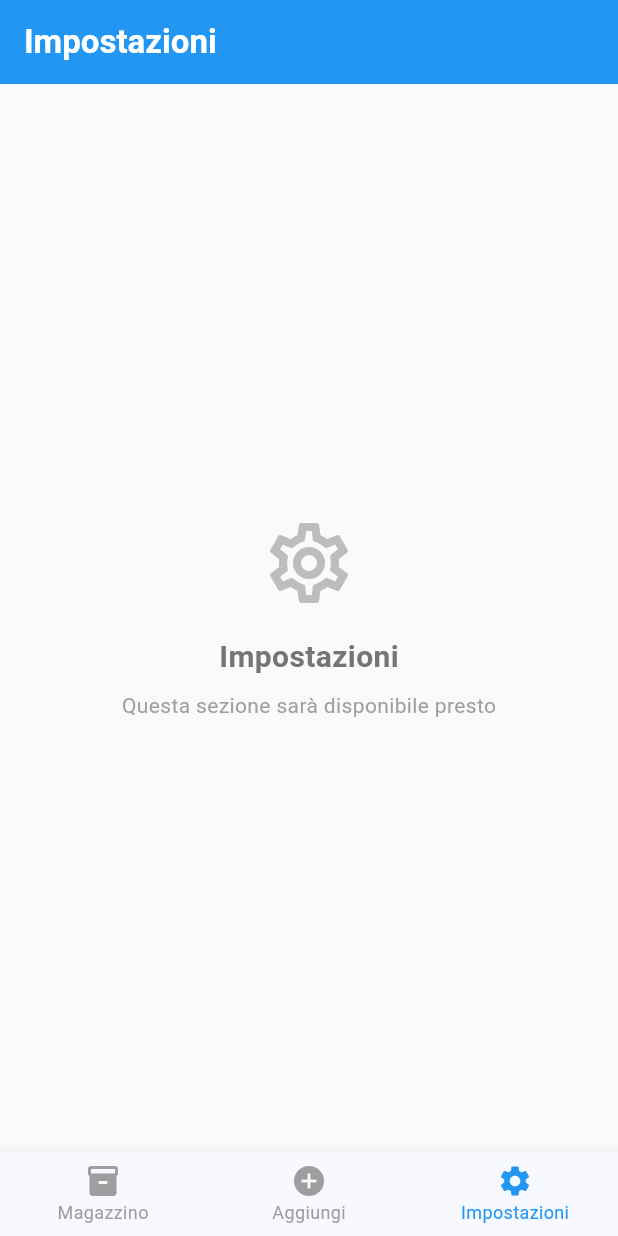
After one commit to andrewb1991/Shopmart, a Flutter app: the screen it shows after launch, item 3 of the bottom bar chosen, on a phone screen of 412 x 824 dp. The commit adds this screen. Run offline on Flutter 3.47's test engine with Material 3 defaults, Android fonts, the phone set to English and light mode, and no system bars; our stand-ins replace camera, flutter_dotenv; missing offline and left inert: google_mlkit_text_recognition, mobile_scanner; network calls fail.

Commit message:
prima versione grafica apk - installazione ios ko

```diff
--- /dev/null
+++ b/shopmart_flutter/devtools_options.yaml
@@ -0,0 +1,3 @@
+description: This file stores settings for Dart & Flutter DevTools.
+documentation: https://docs.flutter.dev/tools/devtools/extensions#configure-extension-enablement-states
+extensions:
--- a/shopmart_flutter/lib/providers/inventory_provider.dart
+++ b/shopmart_flutter/lib/providers/inventory_provider.dart
@@ -1,4 +1,5 @@
 import 'package:flutter/foundation.dart';
+import 'package:flutter/material.dart';
 import '../models/product.dart';
 import '../models/inventory_item.dart';
 import '../services/api_service.dart';
@@ -26,8 +27,11 @@ class InventoryProvider with ChangeNotifier {
       _inventory = await _apiService.getInventory();
       // Ordina per data di scadenza (prima i prodotti in scadenza)
       _inventory.sort((a, b) => a.daysLeft.compareTo(b.daysLeft));
+      debugPrint('✅ Inventario caricato: ${_inventory.length} prodotti');
     } catch (e) {
       _errorMessage = 'Errore nel caricamento dell\'inventario';
+      _inventory = []; // Assicurati che la lista sia vuota in caso di errore
+      debugPrint('⚠️ Errore caricamento inventario: $e');
     } finally {
       _isLoading = false;
       notifyListeners();
--- /dev/null
+++ b/shopmart_flutter/lib/screens/main_navigation_screen.dart
@@ -0,0 +1,62 @@
+import 'package:flutter/material.dart';
+import 'inventory_screen.dart';
+import 'add_product_screen.dart';
+import 'settings_screen.dart';
+
+class MainNavigationScreen extends StatefulWidget {
+  const MainNavigationScreen({super.key});
+
+  @override
+  State<MainNavigationScreen> createState() => _MainNavigationScreenState();
+}
+
+class _MainNavigationScreenState extends State<MainNavigationScreen> {
+  int _currentIndex = 0;
+
+  Widget _getScreen(int index) {
+    switch (index) {
+      case 0:
+        return const InventoryScreen();
+      case 1:
+        return const AddProductScreen();
+      case 2:
+        return const SettingsScreen();
+      default:
+        return const InventoryScreen();
+    }
+  }
+
+  @override
+  Widget build(BuildContext context) {
+    return Scaffold(
+      body: _getScreen(_currentIndex),
+      bottomNavigationBar: BottomNavigationBar(
+        currentIndex: _currentIndex,
+        onTap: (index) {
+          setState(() {
+            _currentIndex = index;
+          });
+        },
+        selectedItemColor: Colors.blue,
+        unselectedItemColor: Colors.grey,
+        selectedFontSize: 12,
+        unselectedFontSize: 12,
+        type: BottomNavigationBarType.fixed,
+        items: const [
+          BottomNavigationBarItem(
+            icon: Icon(Icons.inventory_2),
+            label: 'Magazzino',
+          ),
+          BottomNavigationBarItem(
+            icon: Icon(Icons.add_circle),
+            label: 'Aggiungi',
+          ),
+          BottomNavigationBarItem(
+            icon: Icon(Icons.settings),
+            label: 'Impostazioni',
+          ),
+        ],
+      ),
+    );
+  }
+}
--- /dev/null
+++ b/shopmart_flutter/lib/screens/settings_screen.dart
@@ -0,0 +1,50 @@
+import 'package:flutter/material.dart';
+
+class SettingsScreen extends StatelessWidget {
+  const SettingsScreen({super.key});
+
+  @override
+  Widget build(BuildContext context) {
+    return Scaffold(
+      backgroundColor: Colors.grey[50],
+      appBar: AppBar(
+        title: const Text(
+          'Impostazioni',
+          style: TextStyle(fontWeight: FontWeight.bold),
+        ),
+        backgroundColor: Colors.blue,
+        foregroundColor: Colors.white,
+        elevation: 0,
+      ),
+      body: Center(
+        child: Column(
+          mainAxisAlignment: MainAxisAlignment.center,
+          children: [
+            Icon(
+              Icons.settings_outlined,
+              size: 64,
+              color: Colors.grey[400],
+            ),
+            const SizedBox(height: 16),
+            Text(
+              'Impostazioni',
+              style: TextStyle(
+                fontSize: 20,
+                fontWeight: FontWeight.bold,
+                color: Colors.grey[600],
+              ),
+            ),
+            const SizedBox(height: 8),
+            Text(
+              'Questa sezione sarà disponibile presto',
+              style: TextStyle(
+                fontSize: 14,
+                color: Colors.grey[500],
+              ),
+            ),
+          ],
+        ),
+      ),
+    );
+  }
+}
```
Also changed, not shown: shopmart_flutter/lib/main.dart (+16 -4 lines), shopmart_flutter/lib/screens/add_product_screen.dart (added, +26 -0 lines), shopmart_flutter/lib/screens/inventory_screen.dart (added, +370 -0 lines), 1 other file.
